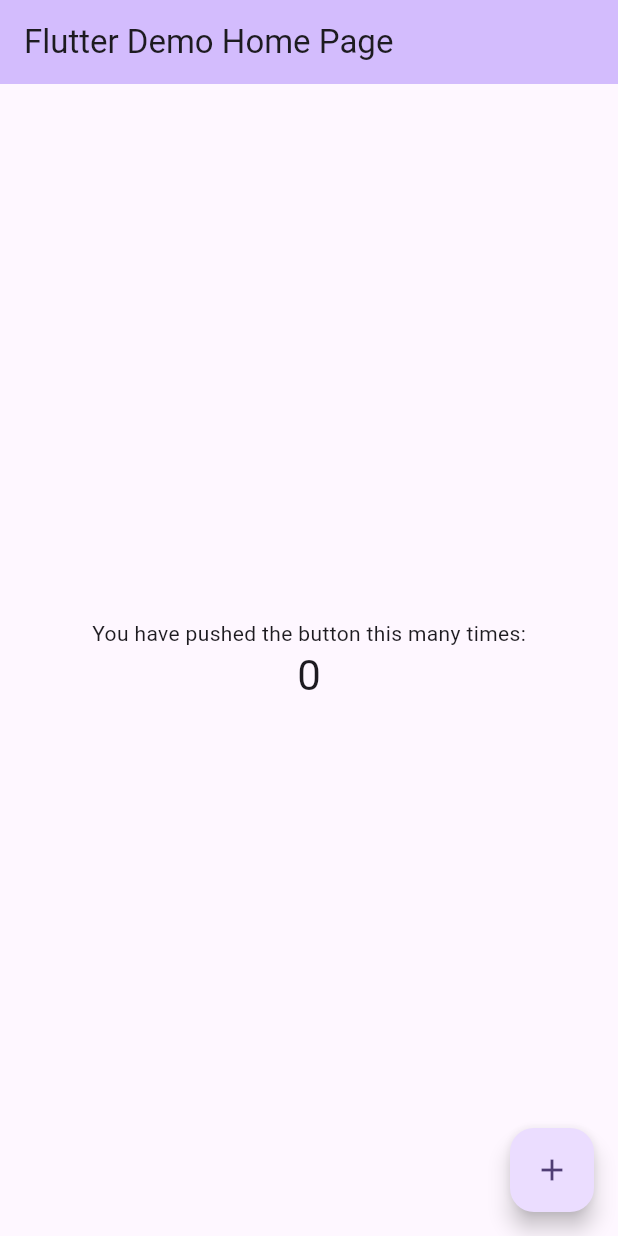
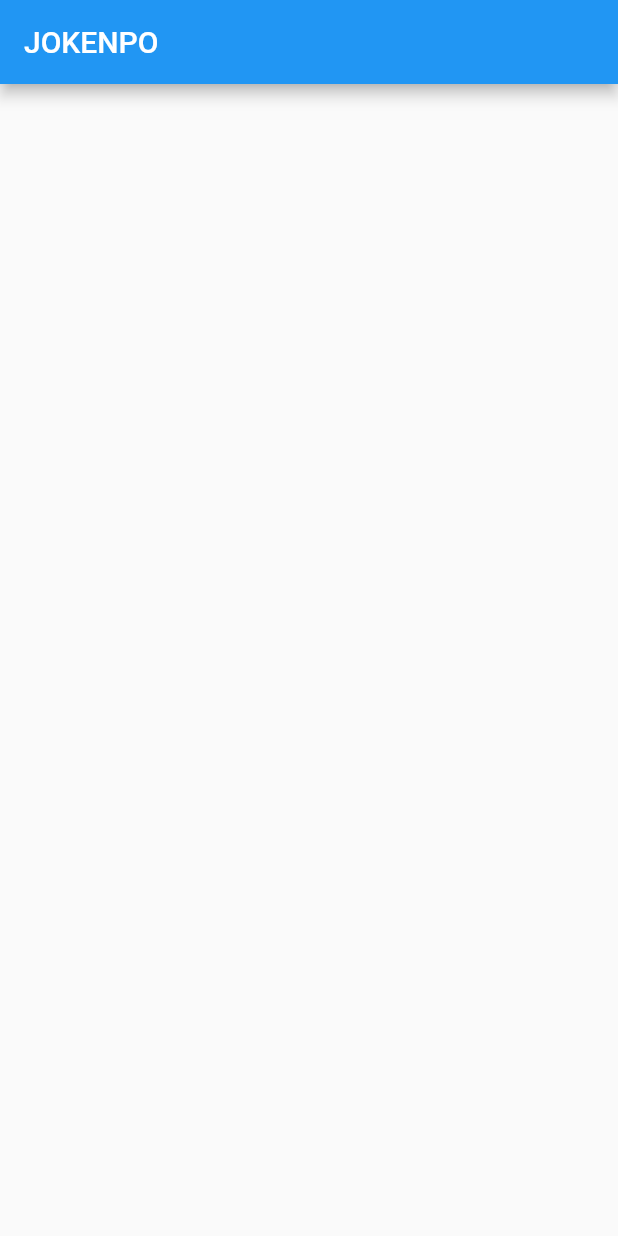
Before and after one commit to classicandsimple/jokenpo, a Flutter app: the screen it shows after launch, on a phone screen of 412 x 824 dp. Run offline on Flutter 3.47's test engine with Material 2 defaults, Android fonts, the phone set to English and light mode, and no system bars.

Commit message:
create base folder and jokenpo widget

```diff
--- /dev/null
+++ b/lib/app/jokenpo_app.dart
@@ -0,0 +1,14 @@
+import 'package:flutter/material.dart';
+import 'package:jokenpo/pages/jokenpo_main_page.dart';
+
+class JokenpoApp extends StatelessWidget {
+  const JokenpoApp({super.key});
+
+  @override
+  Widget build(BuildContext context) {
+    return const MaterialApp(
+      title: "Jokenpo",
+      home: JokenpoMainPage(),
+    );
+  }
+}
--- a/lib/main.dart
+++ b/lib/main.dart
@@ -1,125 +1,6 @@
 import 'package:flutter/material.dart';
+import 'package:jokenpo/app/jokenpo_app.dart';
 
 void main() {
-  runApp(const MyApp());
+  runApp(const JokenpoApp());
 }
-
-class MyApp extends StatelessWidget {
-  const MyApp({super.key});
-
-  // This widget is the root of your application.
-  @override
-  Widget build(BuildContext context) {
-    return MaterialApp(
-      title: 'Flutter Demo',
-      theme: ThemeData(
-        // This is the theme of your application.
-        //
-        // TRY THIS: Try running your application with "flutter run". You'll see
-        // the application has a blue toolbar. Then, without quitting the app,
-        // try changing the seedColor in the colorScheme below to Colors.green
-        // and then invoke "hot reload" (save your changes or press the "hot
-        // reload" button in a Flutter-supported IDE, or press "r" if you used
-        // the command line to start the app).
-        //
-        // Notice that the counter didn't reset back to zero; the application
-        // state is not lost during the reload. To reset the state, use hot
-        // restart instead.
-        //
-        // This works for code too, not just values: Most code changes can be
-        // tested with just a hot reload.
-        colorScheme: ColorScheme.fromSeed(seedColor: Colors.deepPurple),
-        useMaterial3: true,
-      ),
-      home: const MyHomePage(title: 'Flutter Demo Home Page'),
-    );
-  }
-}
-
-class MyHomePage extends StatefulWidget {
-  const MyHomePage({super.key, required this.title});
-
-  // This widget is the home page of your application. It is stateful, meaning
-  // that it has a State object (defined below) that contains fields that affect
-  // how it looks.
-
-  // This class is the configuration for the state. It holds the values (in this
-  // case the title) provided by the parent (in this case the App widget) and
-  // used by the build method of the State. Fields in a Widget subclass are
-  // always marked "final".
-
-  final String title;
-
-  @override
-  State<MyHomePage> createState() => _MyHomePageState();
-}
-
-class _MyHomePageState extends State<MyHomePage> {
-  int _counter = 0;
-
-  void _incrementCounter() {
-    setState(() {
-      // This call to setState tells the Flutter framework that something has
-      // changed in this State, which causes it to rerun the build method below
-      // so that the display can reflect the updated values. If we changed
-      // _counter without calling setState(), then the build method would not be
-      // called again, and so nothing would appear to happen.
-      _counter++;
-    });
-  }
-
-  @override
-  Widget build(BuildContext context) {
-    // This method is rerun every time setState is called, for instance as done
-    // by the _incrementCounter method above.
-    //
-    // The Flutter framework has been optimized to make rerunning build methods
-    // fast, so that you can just rebuild anything that needs updating rather
-    // than having to individually change instances of widgets.
-    return Scaffold(
-      appBar: AppBar(
-        // TRY THIS: Try changing the color here to a specific color (to
-        // Colors.amber, perhaps?) and trigger a hot reload to see the AppBar
-        // change color while the other colors stay the same.
-        backgroundColor: Theme.of(context).colorScheme.inversePrimary,
-        // Here we take the value from the MyHomePage object that was created by
-        // the App.build method, and use it to set our appbar title.
-        title: Text(widget.title),
-      ),
-      body: Center(
-        // Center is a layout widget. It takes a single child and positions it
-        // in the middle of the parent.
-        child: Column(
-          // Column is also a layout widget. It takes a list of children and
-          // arranges them vertically. By default, it sizes itself to fit its
-          // children horizontally, and tries to be as tall as its parent.
-          //
-          // Column has various properties to control how it sizes itself and
-          // how it positions its children. Here we use mainAxisAlignment to
-          // center the children vertically; the main axis here is the vertical
-          // axis because Columns are vertical (the cross axis would be
-          // horizontal).
-          //
-          // TRY THIS: Invoke "debug painting" (choose the "Toggle Debug Paint"
-          // action in the IDE, or press "p" in the console), to see the
-          // wireframe for each widget.
-          mainAxisAlignment: MainAxisAlignment.center,
-          children: <Widget>[
-            const Text(
-              'You have pushed the button this many times:',
-            ),
-            Text(
-              '$_counter',
-              style: Theme.of(context).textTheme.headlineMedium,
-            ),
-          ],
-        ),
-      ),
-      floatingActionButton: FloatingActionButton(
-        onPressed: _incrementCounter,
-        tooltip: 'Increment',
-        child: const Icon(Icons.add),
-      ), // This trailing comma makes auto-formatting nicer for build methods.
-    );
-  }
-}
--- /dev/null
+++ b/lib/pages/jokenpo_main_page.dart
@@ -0,0 +1,22 @@
+import 'package:flutter/material.dart';
+
+class JokenpoMainPage extends StatefulWidget {
+  const JokenpoMainPage({super.key});
+
+  @override
+  State<StatefulWidget> createState() => _JokepoMainPageState();
+}
+
+class _JokepoMainPageState extends State<JokenpoMainPage> {
+  int victories = 0;
+  int defeats = 0;
+
+  @override
+  Widget build(BuildContext context) {
+    return Scaffold(
+      appBar: AppBar(
+        title: const Text("JOKENPO"),
+      ),
+    );
+  }
+}
```
